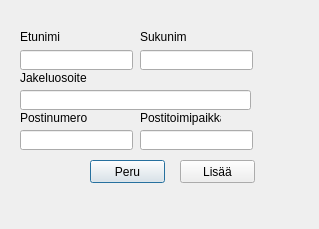
Above: desktopApp/ui/addMemberDialog.ui from eeroleppalehto/Jahtirekisteri before the change. Below: the same form after it.
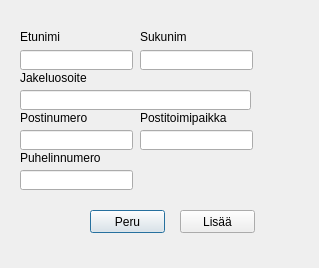
That is the form after the change.

Commit message: Added line edits for phone number

What changed in the file:
```diff
--- a/desktopApp/ui/addMemberDialog.ui
+++ b/desktopApp/ui/addMemberDialog.ui
@@ -7,7 +7,7 @@
     <x>0</x>
     <y>0</y>
     <width>319</width>
-    <height>229</height>
+    <height>268</height>
    </rect>
   </property>
   <property name="windowTitle">
@@ -18,7 +18,7 @@
     <rect>
      <x>140</x>
      <y>110</y>
-     <width>81</width>
+     <width>110</width>
      <height>16</height>
     </rect>
    </property>
@@ -54,7 +54,7 @@
     <rect>
      <x>20</x>
      <y>110</y>
-     <width>81</width>
+     <width>100</width>
      <height>16</height>
     </rect>
    </property>
@@ -66,7 +66,7 @@
    <property name="geometry">
     <rect>
      <x>180</x>
-     <y>160</y>
+     <y>210</y>
      <width>75</width>
      <height>23</height>
     </rect>
@@ -103,7 +103,7 @@
     <rect>
      <x>20</x>
      <y>70</y>
-     <width>81</width>
+     <width>120</width>
      <height>16</height>
     </rect>
    </property>
@@ -145,7 +145,7 @@
    <property name="geometry">
     <rect>
      <x>90</x>
-     <y>160</y>
+     <y>210</y>
      <width>75</width>
      <height>23</height>
     </rect>
@@ -157,6 +157,29 @@
     <bool>true</bool>
    </property>
   </widget>
+  <widget class="QLineEdit" name="addMemberPhoneNumberLineEdit">
+   <property name="geometry">
+    <rect>
+     <x>20</x>
+     <y>170</y>
+     <width>113</width>
+     <height>20</height>
+    </rect>
+   </property>
+  </widget>
+  <widget class="QLabel" name="label_12">
+   <property name="geometry">
+    <rect>
+     <x>20</x>
+     <y>150</y>
+     <width>100</width>
+     <height>16</height>
+    </rect>
+   </property>
+   <property name="text">
+    <string>Puhelinnumero</string>
+   </property>
+  </widget>
  </widget>
  <tabstops>
   <tabstop>addMemberFirstNameLineEdit</tabstop>
```
The commit also changes 1 other file.
